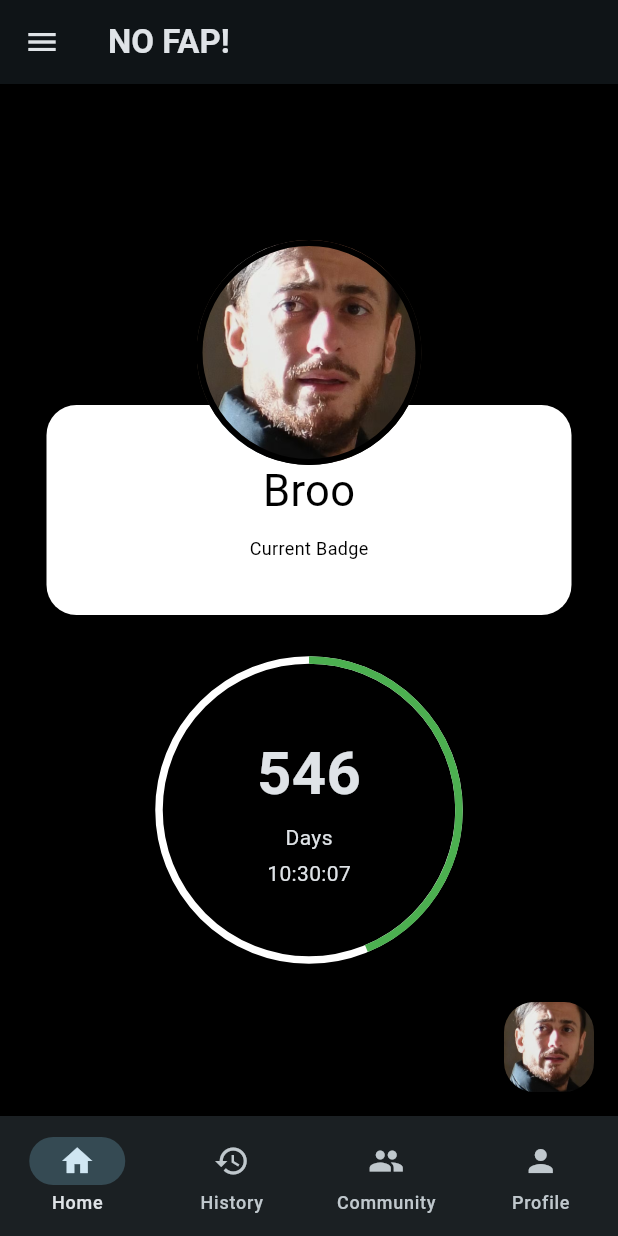
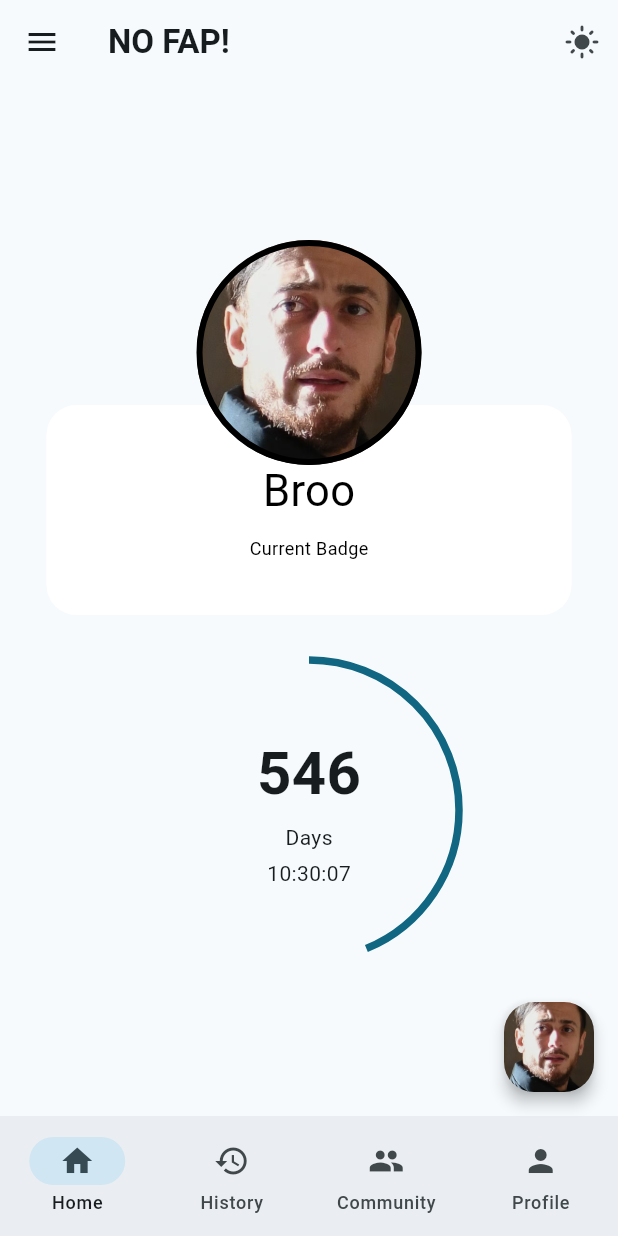
Before and after one commit to marouaneMJH/el_mouharinbin_api, a Flutter app: the screen it shows after launch, on a phone screen of 412 x 824 dp. Run offline on Flutter 3.47's test engine with Material 3 defaults, Android fonts, the phone set to English and light mode, and no system bars.

Commit message:
Add dark mode toggle functionality and refactor MainScreen to support it

```diff
--- /dev/null
+++ b/lib/data/notifiers.dart
@@ -0,0 +1,3 @@
+import 'package:flutter/foundation.dart';
+
+ValueNotifier<bool> isDarkModeNotifier = ValueNotifier(false);
--- a/lib/main.dart
+++ b/lib/main.dart
@@ -1,5 +1,6 @@
 import 'dart:async';
 import 'package:flutter/material.dart';
+import 'package:no_fap/data/notifiers.dart';
 
 void main() => runApp(const MyApp());
 
@@ -8,15 +9,22 @@ class MyApp extends StatelessWidget {
 
   @override
   Widget build(BuildContext context) {
+    return ValueListenableBuilder(
+      valueListenable: isDarkModeNotifier,
+      builder: (context, isDarkMode, child) {
         return MaterialApp(
           debugShowCheckedModeBanner: false,
           theme: ThemeData(
             colorScheme: ColorScheme.fromSeed(
               seedColor: Colors.blueGrey,
-          brightness: Brightness.dark,
+              brightness: isDarkModeNotifier.value
+                  ? Brightness.dark
+                  : Brightness.light,
             ),
           ),
           home: const MainScreen(),
+        );
+      },
     );
   }
 }
@@ -30,7 +38,6 @@ class MainScreen extends StatefulWidget {
 
 class _MainScreenState extends State<MainScreen> {
   late DateTime startDate;
-
   @override
   void initState() {
     super.initState();
@@ -51,9 +58,22 @@ class _MainScreenState extends State<MainScreen> {
           'NO FAP!',
           style: TextStyle(fontWeight: FontWeight.bold),
         ),
+        actions: [
+          ValueListenableBuilder(
+            valueListenable: isDarkModeNotifier,
+            builder: (context, isDarkMode, child) {
+              return IconButton(
+                onPressed: () {
+                  isDarkModeNotifier.value = !isDarkModeNotifier.value;
+                },
+                icon: Icon(isDarkMode ? Icons.dark_mode : Icons.light_mode),
+              );
+            },
           ),
+        ],
+      ),
+
       body: HomePage(startDate: startDate),
-      backgroundColor: Colors.black,
       floatingActionButton: ResetButton(onReset: resetStartDate),
       drawer: const BadgesDrawer(),
       bottomNavigationBar: const AppBottomNavBar(),
@@ -297,8 +317,6 @@ class _ProgressCounterState extends State<ProgressCounter> {
           child: CircularProgressIndicator(
             value: _progress,
             strokeWidth: AppConstants.progressStrokeWidth,
-            backgroundColor: Colors.white,
-            color: Colors.green.shade500,
           ),
         ),
         Container(
@@ -378,9 +396,24 @@ class ResetButton extends StatelessWidget {
   }
 }
 
-class AppBottomNavBar extends StatelessWidget {
+// class AppBottomNavBar extends StatelessWidget {
+//   const AppBottomNavBar({super.key});
+
+//   @override
+//   Widget build(BuildContext context) {
+//     return
+//   }
+// }
+
+class AppBottomNavBar extends StatefulWidget {
   const AppBottomNavBar({super.key});
 
+  @override
+  State<AppBottomNavBar> createState() => _AppBottomNavBarState();
+}
+
+class _AppBottomNavBarState extends State<AppBottomNavBar> {
+  int currentPageIndex = 0;
   @override
   Widget build(BuildContext context) {
     return NavigationBar(
@@ -390,7 +423,10 @@ class AppBottomNavBar extends StatelessWidget {
         NavigationDestination(icon: Icon(Icons.people), label: 'Community'),
         NavigationDestination(icon: Icon(Icons.person), label: 'Profile'),
       ],
-      onDestinationSelected: (value) => print('Selected: $value'),
+      selectedIndex: currentPageIndex,
+      onDestinationSelected: (value) => setState(() {
+        currentPageIndex = value;
+      }),
     );
   }
 }
```
Lines whose indentation alone changed are shown as unchanged.
